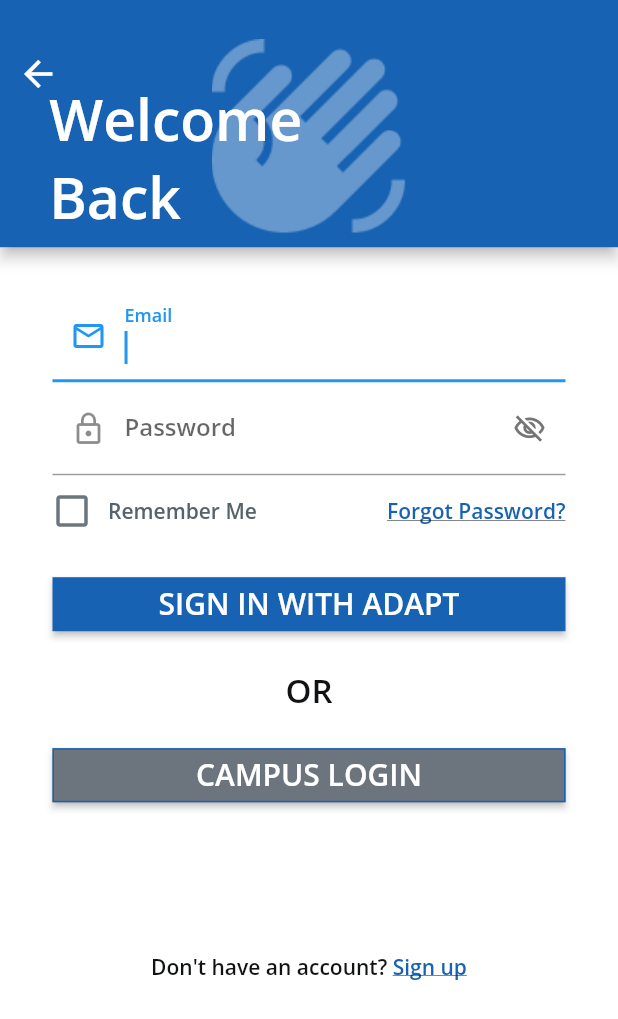
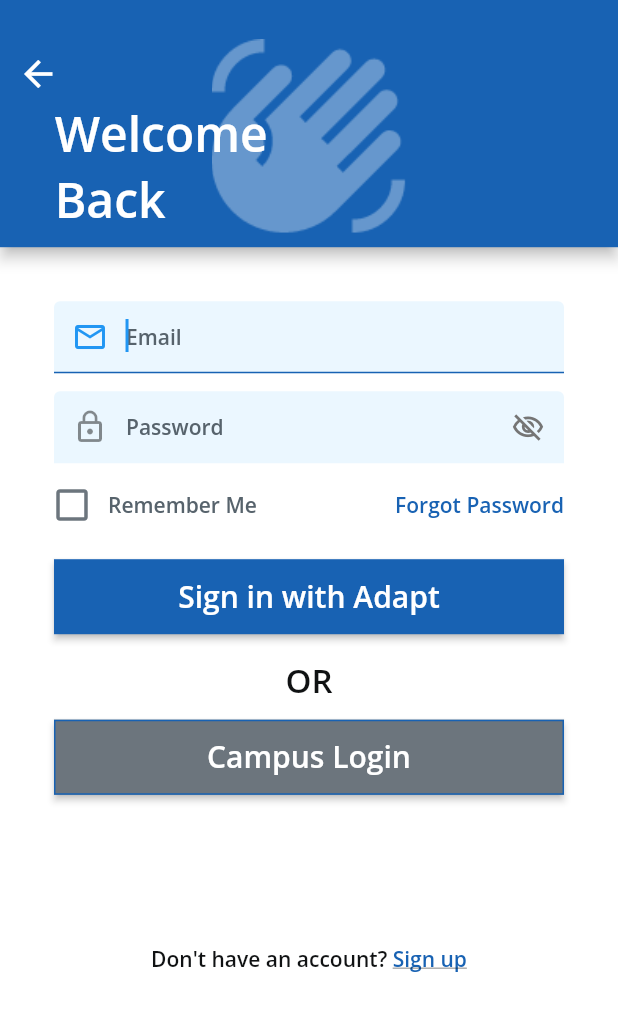
Before and after one commit to irconde/Libretext-ADAPT-Clicker, a Flutter app: the screen it shows after launch, after a tap on "LOGIN", on a phone screen of 412 x 824 dp. Shown: the top 1019 px of the screen. Run offline on Flutter 3.47's test engine with Material 2 defaults, Android fonts, the phone set to English and light mode, and no system bars; drawn by our look-alikes of auto_size_text; our stand-ins replace expandable, flutter_html, flutter_keyboard_visibility, font_awesome_flutter, google_fonts, page_transition and 2 more; missing offline and left inert: json_path, webviewx.

Commit message:
Focus Border Colors Updated
Updated for missing pages. Looking into snack bar error

```diff
--- a/lib/login_page/login_page_widget.dart
+++ b/lib/login_page/login_page_widget.dart
@@ -10,23 +10,17 @@ import '../flutter_flow/custom_functions.dart' as functions;
 import 'package:flutter/material.dart';
 import 'package:google_fonts/google_fonts.dart';
 
-String passwordRequired = "The password field is required.";
-String emailRequired = "The email field is required.";
-String invalidRecords = "These credentials do not match our records.";
-
 class LoginPageWidget extends StatefulWidget {
-  const LoginPageWidget({Key? key, required this.onSubmit}) : super(key: key);
-  final ValueChanged<String> onSubmit;
-
+  const LoginPageWidget({Key? key}) : super(key: key);
 
   @override
   _LoginPageWidgetState createState() => _LoginPageWidgetState();
 }
 
 class _LoginPageWidgetState extends State<LoginPageWidget> {
-  final _controller1 = TextEditingController();
-  final _controller2 = TextEditingController();
-  bool _submitted = false;
+  TextEditingController? textController1;
+
+  TextEditingController? textController2;
 
   late bool passwordVisibility;
 
@@ -36,35 +30,9 @@ class _LoginPageWidgetState extends State<LoginPageWidget> {
   @override
   void initState() {
     super.initState();
+    textController1 = TextEditingController();
+    textController2 = TextEditingController();
     passwordVisibility = false;
-  }
-
-  String? get _emailErrorText {
-    final text = _controller1.value.text;
-    if (text.isEmpty) {
-      return emailRequired;
-    }else{
-      return invalidRecords;
-    }
-  }
-
-  String? get _passwordErrorText {
-    final text = _controller2.value.text;
-    if (text.isEmpty) {
-      return passwordRequired;
-    }else{
-      return invalidRecords;
-    }
-  }
-
-  void _submit() {
-    setState(() => _submitted = true);
-    if (_emailErrorText == null) {
-      widget.onSubmit(_controller1.value.text);
-    }
-    if (_passwordErrorText == null) {
-      widget.onSubmit(_controller2.value.text);
-    }
   }
 
   @override
@@ -99,7 +67,7 @@ class _LoginPageWidgetState extends State<LoginPageWidget> {
                   style: FlutterFlowTheme.of(context).bodyText1.override(
                         fontFamily: 'Open Sans',
                         color: FlutterFlowTheme.of(context).primaryBtnText,
-                        fontSize: 38,
+                        fontSize: 32,
                       ),
                 ),
               ),
@@ -143,14 +111,58 @@ class _LoginPageWidgetState extends State<LoginPageWidget> {
                               children: [
                                 Padding(
                                   padding: EdgeInsetsDirectional.fromSTEB(
-                                      35, 0, 35, 0),
-                                  child: TextField(
-                                    controller: _controller1,
+                                      36, 8, 36, 8),
+                                  child: TextFormField(
+                                    controller: textController1,
                                     autofocus: true,
                                     obscureText: false,
                                     decoration: InputDecoration(
-                                      labelText: 'Email',
-                                      errorText: _submitted ? _emailErrorText : null,
+                                      hintText: 'Email',
+                                      hintStyle: FlutterFlowTheme.of(context)
+                                          .bodyText2,
+                                      enabledBorder: UnderlineInputBorder(
+                                        borderSide: BorderSide(
+                                          color: Color(0x00000000),
+                                          width: 1,
+                                        ),
+                                        borderRadius: const BorderRadius.only(
+                                          topLeft: Radius.circular(4.0),
+                                          topRight: Radius.circular(4.0),
+                                        ),
+                                      ),
+                                      focusedBorder: UnderlineInputBorder(
+                                        borderSide: BorderSide(
+                                          color: Color(0xFF1862B3),
+                                          width: 1,
+                                        ),
+                                        borderRadius: const BorderRadius.only(
+                                          topLeft: Radius.circular(4.0),
+                                          topRight: Radius.circular(4.0),
+                                        ),
+                                      ),
+                                      errorBorder: UnderlineInputBorder(
+                                        borderSide: BorderSide(
+                                          color: Color(0xFFFF0000),
+                                          width: 1,
+                                        ),
+                                        borderRadius: const BorderRadius.only(
+                                          topLeft: Radius.circular(4.0),
+                                          topRight: Radius.circular(4.0),
+                                        ),
+                                      ),
+                                      focusedErrorBorder: UnderlineInputBorder(
+                                        borderSide: BorderSide(
+                                          color: Color(0xFFFF0000),
+                                          width: 1,
+                                        ),
+                                        borderRadius: const BorderRadius.only(
+                                          topLeft: Radius.circular(4.0),
+                                          topRight: Radius.circular(4.0),
+                                        ),
+                                      ),
+                                      filled: true,
+                                      fillColor: FlutterFlowTheme.of(context)
+                                          .textFieldBackground,
                                       prefixIcon: Icon(
                                         Icons.email_outlined,
                                       ),
@@ -167,14 +179,58 @@ class _LoginPageWidgetState extends State<LoginPageWidget> {
                                 ),
                                 Padding(
                                   padding: EdgeInsetsDirectional.fromSTEB(
-                                      35, 0, 35, 0),
-                                  child: TextField(
-                                    controller: _controller2,
+                                      36, 4, 36, 4),
+                                  child: TextFormField(
+                                    controller: textController2,
                                     autofocus: true,
                                     obscureText: !passwordVisibility,
                                     decoration: InputDecoration(
-                                     labelText: 'Password',
-                                      errorText: _submitted ? _passwordErrorText : null,
+                                      hintText: 'Password',
+                                      hintStyle: FlutterFlowTheme.of(context)
+                                          .bodyText2,
+                                      enabledBorder: UnderlineInputBorder(
+                                        borderSide: BorderSide(
+                                          color: Color(0x00000000),
+                                          width: 1,
+                                        ),
+                                        borderRadius: const BorderRadius.only(
+                                          topLeft: Radius.circular(4.0),
+                                          topRight: Radius.circular(4.0),
+                                        ),
+                                      ),
+                                      focusedBorder: UnderlineInputBorder(
+                                        borderSide: BorderSide(
+                                          color: Color(0xFF1862B3),
+                                          width: 1,
+                                        ),
+                                        borderRadius: const BorderRadius.only(
+                                          topLeft: Radius.circular(4.0),
+                                          topRight: Radius.circular(4.0),
+                                        ),
+                                      ),
+                                      errorBorder: UnderlineInputBorder(
+                                        borderSide: BorderSide(
+                                          color: Color(0xFFFF0000),
+                                          width: 1,
+                                        ),
+                                        borderRadius: const BorderRadius.only(
+                                          topLeft: Radius.circular(4.0),
+                                          topRight: Radius.circular(4.0),
+                                        ),
+                                      ),
+                                      focusedErrorBorder: UnderlineInputBorder(
+                                        borderSide: BorderSide(
+                                          color: Color(0xFFFF0000),
+                                          width: 1,
+                                        ),
+                                        borderRadius: const BorderRadius.only(
+                                          topLeft: Radius.circular(4.0),
+                                          topRight: Radius.circular(4.0),
+                                        ),
+                                      ),
+                                      filled: true,
+                                      fillColor: FlutterFlowTheme.of(context)
+                                          .textFieldBackground,
                                       prefixIcon: Icon(
                                         Icons.lock_outline,
                                       ),
@@ -204,7 +260,7 @@ class _LoginPageWidgetState extends State<LoginPageWidget> {
                                 ),
                                 Padding(
                                   padding: EdgeInsetsDirectional.fromSTEB(
-                                      24, 0, 35, 20),
+                                      24, 0, 36, 12),
                                   child: Row(
                                     mainAxisSize: MainAxisSize.max,
                                     children: [
@@ -219,7 +275,7 @@ class _LoginPageWidgetState extends State<LoginPageWidget> {
                                           Icons.check_box,
                                           color: FlutterFlowTheme.of(context)
                                               .primaryColor,
-                                          size: 28,
+                                          size: 25,
                                         ),
                                         offIcon: Icon(
                                           Icons.check_box_outline_blank,
@@ -268,14 +324,12 @@ class _LoginPageWidgetState extends State<LoginPageWidget> {
                                                 );
                                               },
                                               child: Text(
-                                                'Forgot Password?',
+                                                'Forgot Password',
                                                 style: FlutterFlowTheme.of(
                                                         context)
                                                     .bodyText1
                                                     .override(
                                                       fontFamily: 'Open Sans',
-                                                      decoration: TextDecoration
-                                                          .underline,
                                                       color:
                                                           FlutterFlowTheme.of(
                                                                   context)
@@ -291,12 +345,12 @@ class _LoginPageWidgetState extends State<LoginPageWidget> {
                                 ),
                                 Padding(
                                   padding: EdgeInsetsDirectional.fromSTEB(
-                                      35, 0, 35, 24),
+                                      36, 0, 36, 15),
                                   child: FFButtonWidget(
                                     onPressed: () async {
                                       loginAttempt = await LoginCall.call(
-                                        email: _controller1!.text,
-                                        password: _controller2!.text,
+                                        email: textController1!.text,
+                                        password: textController2!.text,
                                       );
                                       if ((loginAttempt?.succeeded ?? true)) {
                                         setState(() => FFAppState().authToken =
@@ -321,15 +375,36 @@ class _LoginPageWidgetState extends State<LoginPageWidget> {
                                                     .map<String>(
                                                         (s) => s.toString())
                                                     .toList());
-                                        _submit();
+                                        ScaffoldMessenger.of(context)
+                                            .showSnackBar(
+                                          SnackBar(
+                                            content: Text(
+                                              functions.getTopError(FFAppState()
+                                                  .errorsList
+                                                  .toList()),
+                                              style: GoogleFonts.getFont(
+                                                'Open Sans',
+                                                color:
+                                                    FlutterFlowTheme.of(context)
+                                                        .primaryBtnText,
+                                                fontSize: 18,
+                                              ),
+                                            ),
+                                            duration:
+                                                Duration(milliseconds: 4000),
+                                            backgroundColor:
+                                                FlutterFlowTheme.of(context)
+                                                    .failure,
+                                          ),
+                                        );
                                       }
 
                                       setState(() {});
                                     },
-                                    text: 'SIGN IN WITH ADAPT',
+                                    text: 'Sign in with Adapt',
                                     options: FFButtonOptions(
                                       width: double.infinity,
-                                      height: 36,
+                                      height: 50,
                                       color: FlutterFlowTheme.of(context)
                                           .primaryColor,
                                       textStyle: FlutterFlowTheme.of(context)
@@ -366,16 +441,16 @@ class _LoginPageWidgetState extends State<LoginPageWidget> {
                                 ),
                                 Padding(
                                   padding: EdgeInsetsDirectional.fromSTEB(
-                                      35, 24, 35, 0),
+                                      36, 12, 36, 0),
                                   child: FFButtonWidget(
                                     onPressed: () async {
                                       await launchURL(
                                           'https://sso.libretexts.org/cas/oauth2.0/authorize?response_type=code&client_id=TLvxKEXF5myFPEr3e3EipScuP0jUPB5t3n4A&redirect_uri=https%3A%2F%2Fdev.adapt.libretexts.org%2Fapi%2Foauth%2Flibretexts%2Fcallback%3Fclicker_app%3Dtrue');
                                     },
-                                    text: 'CAMPUS LOGIN',
+                                    text: 'Campus Login',
                                     options: FFButtonOptions(
                                       width: double.infinity,
-                                      height: 36,
+                                      height: 50,
                                       color: FlutterFlowTheme.of(context)
                                           .secondaryColor,
                                       textStyle: FlutterFlowTheme.of(context)
@@ -415,7 +490,7 @@ class _LoginPageWidgetState extends State<LoginPageWidget> {
                                       context,
                                       MaterialPageRoute(
                                         builder: (context) =>
-                                            CreateAccountWidget(onSubmit: (String value) {  },),
+                                            CreateAccountWidget(),
                                       ),
                                     );
                                   },
--- a/lib/reset_password_page/reset_password_page_widget.dart
+++ b/lib/reset_password_page/reset_password_page_widget.dart
@@ -544,7 +544,7 @@ class _ResetPasswordPageWidgetState extends State<ResetPasswordPageWidget> {
                             ),
                             focusedBorder: UnderlineInputBorder(
                               borderSide: BorderSide(
-                                color: Color(0xFF1862B3),
+                                color: Color(0x0xFF1862B3),
                                 width: 1,
                               ),
                               borderRadius: const BorderRadius.only(
```
